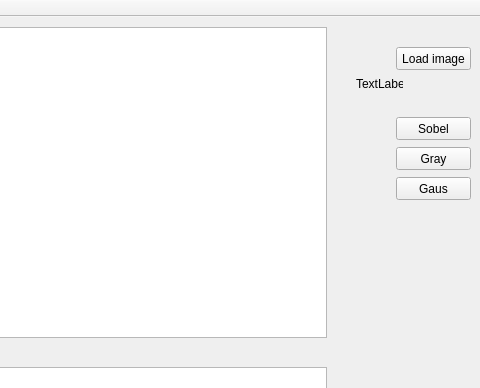
The window that mainwindow.ui (ShevelevaA/ITOI) describes before a commit, drawn with Qt 5; both pictures show x 284 to 764 and y 0 to 388 of the 764 by 716 pixel window.
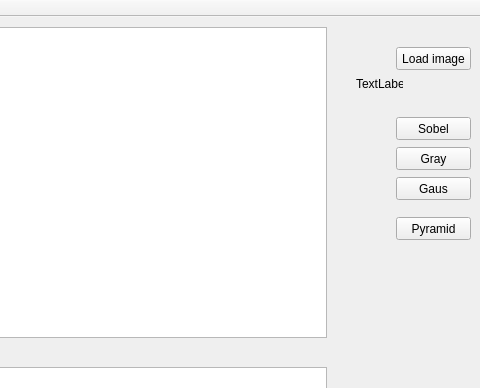
The same window after the commit.

```diff
--- a/mainwindow.ui
+++ b/mainwindow.ui
@@ -125,6 +125,19 @@
      <string>Gaus</string>
     </property>
    </widget>
+   <widget class="QPushButton" name="pushButton_Pyramid">
+    <property name="geometry">
+     <rect>
+      <x>680</x>
+      <y>200</y>
+      <width>75</width>
+      <height>23</height>
+     </rect>
+    </property>
+    <property name="text">
+     <string>Pyramid</string>
+    </property>
+   </widget>
   </widget>
   <widget class="QMenuBar" name="menuBar">
    <property name="geometry">
```
